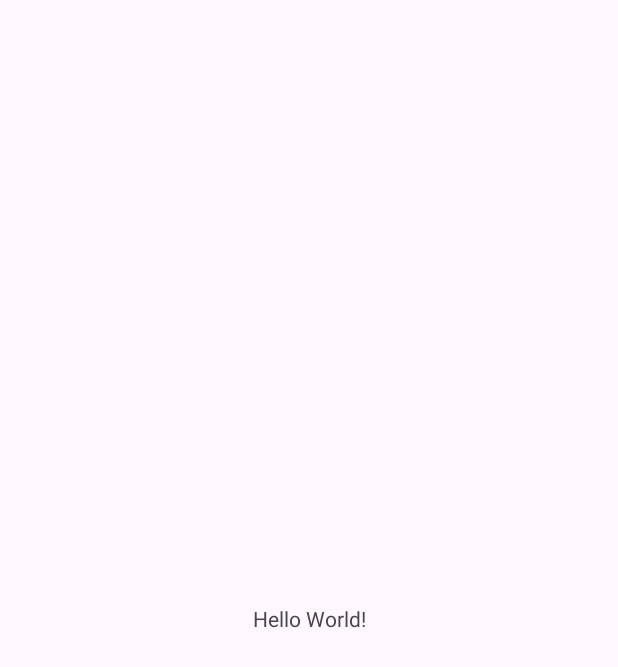
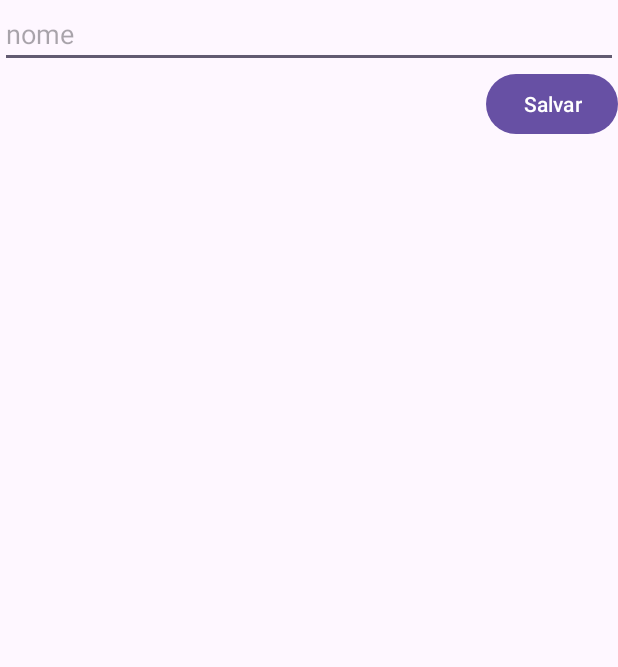
Before and after one commit to Otapyy/PDM, an Android app: the screen it shows after launch (MainActivity), on a phone screen of 412 x 824 dp. Before the commit the part shown is almost empty. Shown: the top 667 px of the screen. Run offline under Robolectric (Android 15) with nearby library versions, the phone set to English and light mode, and no system bars.

```diff
--- a/app/src/main/java/com/example/godamn/MainActivity.java
+++ b/app/src/main/java/com/example/godamn/MainActivity.java
@@ -1,6 +1,13 @@
 package com.example.godamn;
 
+import android.content.ContentValues;
+import android.database.Cursor;
+import android.database.sqlite.SQLiteDatabase;
 import android.os.Bundle;
+import android.widget.ArrayAdapter;
+import android.widget.Button;
+import android.widget.EditText;
+import android.widget.ListView;
 
 import androidx.activity.EdgeToEdge;
 import androidx.appcompat.app.AppCompatActivity;
@@ -8,17 +15,63 @@ import androidx.core.graphics.Insets;
 import androidx.core.view.ViewCompat;
 import androidx.core.view.WindowInsetsCompat;
 
+import java.util.ArrayList;
+
 public class MainActivity extends AppCompatActivity {
+    SQLiteDatabase bd;
+    Button btnSalvar;
+    ListView listaNomes;
+    EditText textoNome;
 
     @Override
     protected void onCreate(Bundle savedInstanceState) {
         super.onCreate(savedInstanceState);
         EdgeToEdge.enable(this);
         setContentView(R.layout.activity_main);
+
+        btnSalvar = findViewById(R.id.btnSalvar);
+        listaNomes = findViewById(R.id.lista);
+        textoNome = findViewById(R.id.etNome);
+
         ViewCompat.setOnApplyWindowInsetsListener(findViewById(R.id.main), (v, insets) -> {
             Insets systemBars = insets.getInsets(WindowInsetsCompat.Type.systemBars());
             v.setPadding(systemBars.left, systemBars.top, systemBars.right, systemBars.bottom);
             return insets;
+
         });
+
+        bd = openOrCreateDatabase("meu_banco.db", MODE_PRIVATE, null);
+        bd.execSQL("CREATE TABLE IF NOT EXISTS notas" + "(id INTEGER PRIMARY KEY AUTOINCREMENT, titulo VARCHAR, txt TEXT);");
+
+        carregarListagem();
+
+        btnSalvar.setOnClickListener(v -> {
+            String titulo = textoNome.getText().toString();
+            ContentValues cv = new ContentValues();
+            cv.put("titulo", titulo);
+            bd.insert("notas",null, cv);
+            carregarListagem();
+
+        });
+
     }
+
+    public void carregarListagem() {
+        ArrayList<String> titulos = new ArrayList<String>();
+        Cursor cursor = bd.rawQuery("SELECT * FROM notas ORDER BY id DESC", null);
+        cursor.moveToFirst();
+
+        while(!cursor.isAfterLast()) {
+            String titulo = cursor.getString(cursor.getColumnIndex("titulo"));
+            titulos.add(titulo);
+            cursor.moveToNext();
+
+        }
+
+        ArrayAdapter<String> titulosAdapter = new ArrayAdapter<>(getApplicationContext(), android.R.layout.simple_list_item_1, titulos);
+
+        listaNomes.setAdapter(titulosAdapter);
+
+    }
+
 }
--- a/app/src/main/res/layout/activity_main.xml
+++ b/app/src/main/res/layout/activity_main.xml
@@ -7,13 +7,33 @@
     android:layout_height="match_parent"
     tools:context=".MainActivity">
 
-    <TextView
-        android:layout_width="wrap_content"
+    <EditText
+        android:id="@+id/etNome"
+        android:layout_width="0dp"
         android:layout_height="wrap_content"
-        android:text="Hello World!"
-        app:layout_constraintBottom_toBottomOf="parent"
+        android:ems="10"
+        android:hint="nome"
+        android:inputType="text"
+        android:text=""
         app:layout_constraintEnd_toEndOf="parent"
         app:layout_constraintStart_toStartOf="parent"
         app:layout_constraintTop_toTopOf="parent" />
 
+    <Button
+        android:id="@+id/btnSalvar"
+        android:layout_width="wrap_content"
+        android:layout_height="wrap_content"
+        android:text="Salvar"
+        app:layout_constraintEnd_toEndOf="parent"
+        app:layout_constraintTop_toBottomOf="@+id/etNome" />
+
+    <ListView
+        android:id="@+id/lista"
+        android:layout_width="413dp"
+        android:layout_height="570dp"
+        app:layout_constraintBottom_toBottomOf="parent"
+        app:layout_constraintEnd_toEndOf="parent"
+        app:layout_constraintStart_toStartOf="parent"
+        app:layout_constraintTop_toBottomOf="@+id/btnSalvar" />
+
 </androidx.constraintlayout.widget.ConstraintLayout>
```
